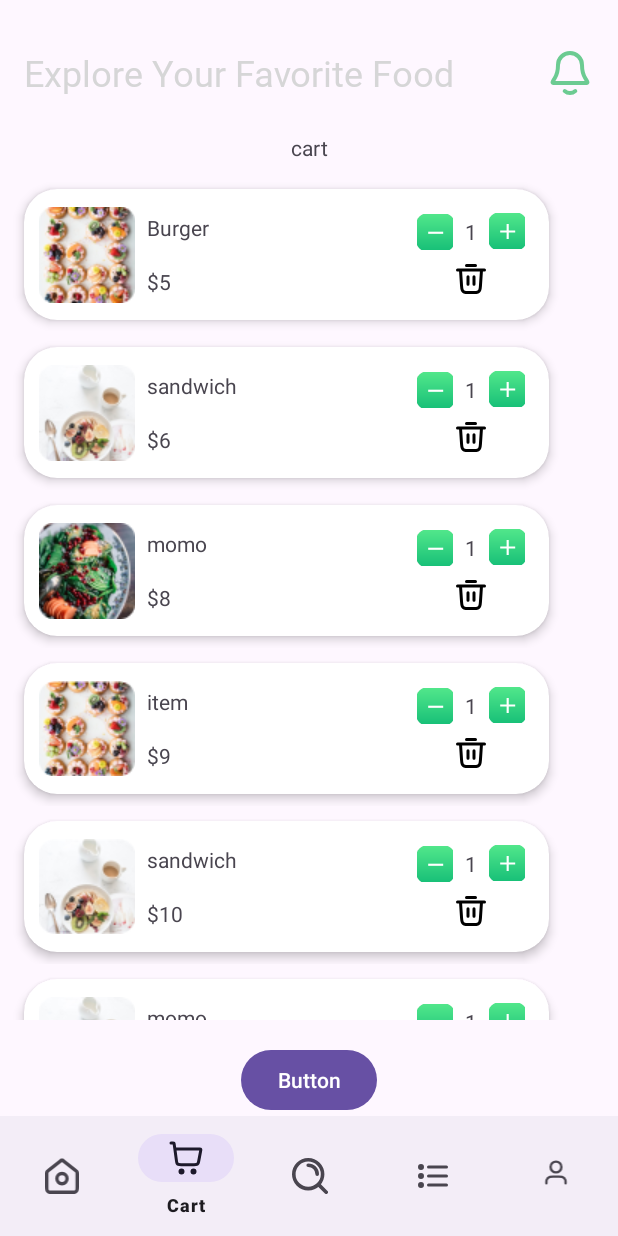
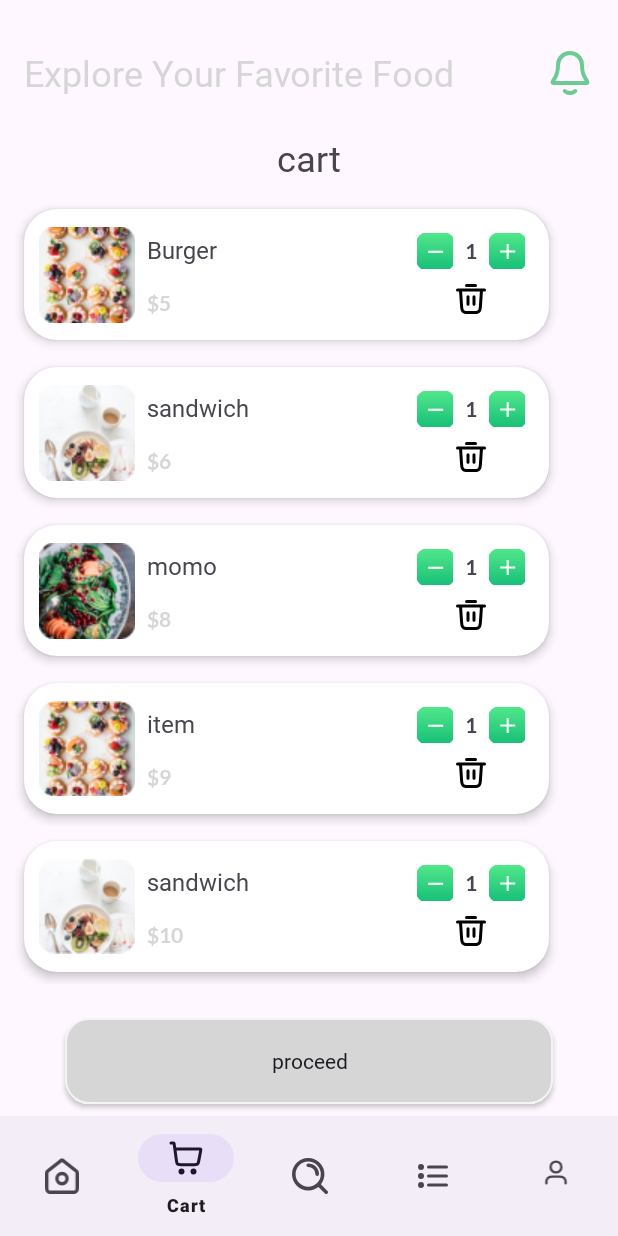
Before and after one commit to abhijeetsharma016/FoodForGood, an Android app: the cartFragment screen opened through its navigation route, on a phone screen of 412 x 824 dp. Run offline under Robolectric (Android 15) with nearby library versions, the phone set to English and light mode, and no system bars; our stand-ins replace navigation-ui; libraries missing offline, so code that uses them is left out: com.denzcoskun.imageslider; 7 statements that could not run were skipped.

Commit message:
cart view UI and basic features done

```diff
--- /dev/null
+++ b/app/src/main/res/drawable/proceed_button_shape.xml
@@ -0,0 +1,8 @@
+<?xml version="1.0" encoding="utf-8"?>
+<shape xmlns:android="http://schemas.android.com/apk/res/android">
+    <solid android:color="@color/white"/>
+        <stroke android:color="#f4f4f4" android:width="1dp"/>
+    <corners android:radius="15dp"/>
+
+
+</shape>
--- a/app/src/main/res/layout/cart_item.xml
+++ b/app/src/main/res/layout/cart_item.xml
@@ -40,7 +40,9 @@
                 android:layout_width="wrap_content"
                 android:layout_height="wrap_content"
                 android:layout_marginStart="8dp"
+                android:fontFamily="@font/yeonsungregular"
                 android:text="TextView"
+                android:textSize="16sp"
                 app:layout_constraintBottom_toTopOf="@+id/cart_itemPrice"
                 app:layout_constraintStart_toEndOf="@+id/cart_image"
                 app:layout_constraintTop_toTopOf="parent" />
@@ -50,7 +52,9 @@
                 android:layout_width="wrap_content"
                 android:layout_height="wrap_content"
                 android:layout_marginStart="8dp"
+                android:fontFamily="@font/latobold"
                 android:text="TextView"
+                android:textColor="@color/textColor"
                 app:layout_constraintBottom_toBottomOf="parent"
                 app:layout_constraintStart_toEndOf="@+id/cart_image"
                 app:layout_constraintTop_toBottomOf="@+id/cart_foodName" />
@@ -72,6 +76,7 @@
                 android:layout_width="wrap_content"
                 android:layout_height="wrap_content"
                 android:layout_marginEnd="8dp"
+                android:fontFamily="@font/latobold"
                 android:text="1"
                 app:layout_constraintBottom_toBottomOf="@+id/plus_button"
                 app:layout_constraintEnd_toStartOf="@+id/plus_button"
--- a/app/src/main/res/layout/fragment_cart.xml
+++ b/app/src/main/res/layout/fragment_cart.xml
@@ -12,7 +12,9 @@
         android:layout_width="wrap_content"
         android:layout_height="wrap_content"
         android:layout_marginTop="8dp"
+        android:fontFamily="@font/yeonsungregular"
         android:text="cart"
+        android:textSize="24sp"
         app:layout_constraintEnd_toEndOf="parent"
         app:layout_constraintStart_toStartOf="parent"
         app:layout_constraintTop_toTopOf="parent" />
@@ -29,11 +31,15 @@
         app:layout_constraintStart_toStartOf="parent"
         app:layout_constraintTop_toBottomOf="@+id/textView24" />
 
-    <Button
+    <androidx.appcompat.widget.AppCompatButton
         android:id="@+id/button3"
-        android:layout_width="wrap_content"
-        android:layout_height="wrap_content"
-        android:text="Button"
+        android:layout_width="325dp"
+        android:layout_height="57dp"
+        android:layout_marginBottom="8dp"
+        android:background="@drawable/proceed_button_shape"
+        android:fontFamily="@font/yeonsungregular"
+        android:text="proceed"
+        android:textAllCaps="false"
         app:layout_constraintBottom_toBottomOf="parent"
         app:layout_constraintEnd_toEndOf="parent"
         app:layout_constraintStart_toStartOf="parent" />
```
